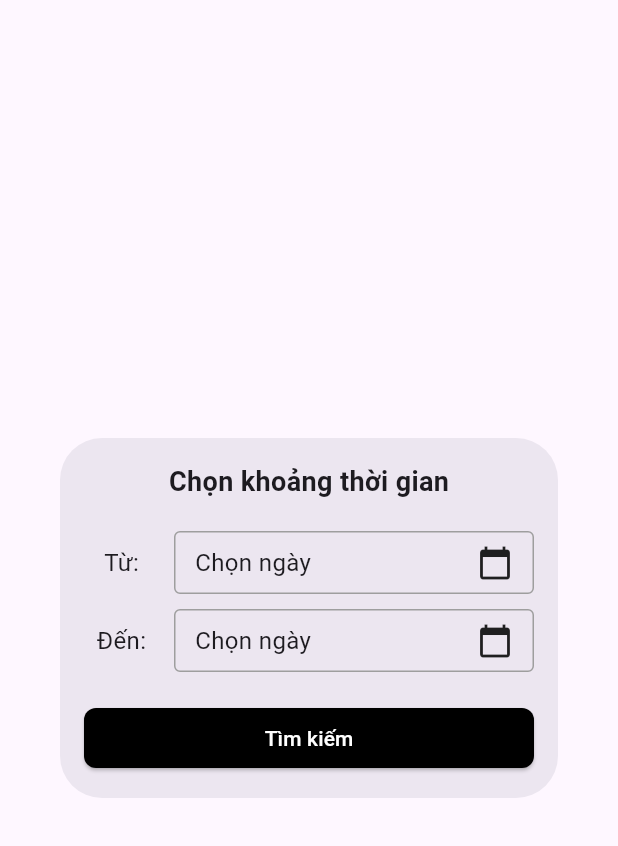
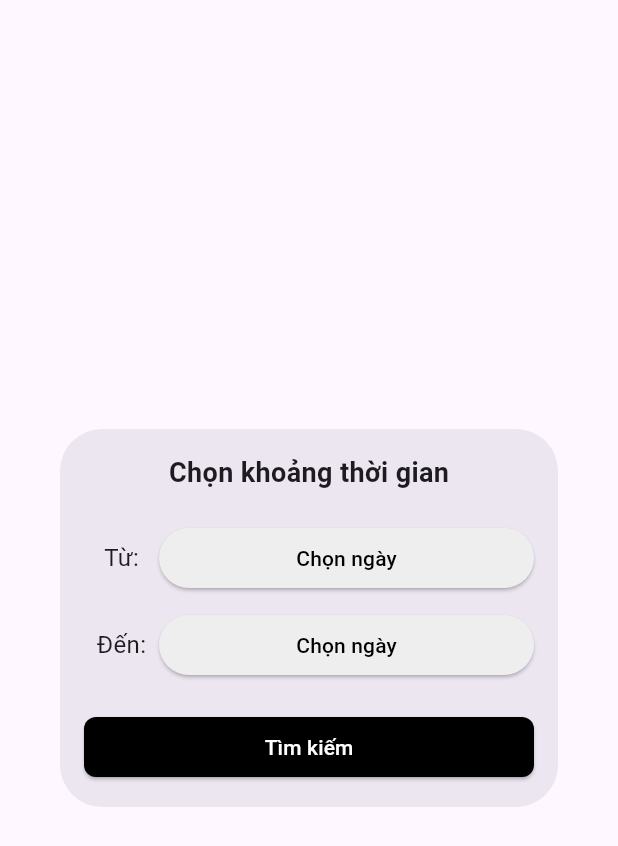
Before and after one commit to NgoPhuocDong/report_app, a Flutter app: the DateRangeSelector widget shown alone on an empty page, opened directly, on a phone screen of 412 x 824 dp. Shown: the top 846 px of the screen. Run offline on Flutter 3.47's test engine with Material 3 defaults, Android fonts, the phone set to English and light mode, and no system bars; our stand-ins replace fl_chart; network calls fail.

Commit message:
update gộp nhánh

```diff
--- a/lib/page/doctor.dart
+++ b/lib/page/doctor.dart
@@ -12,7 +12,7 @@ class DoctorPage extends StatefulWidget {
 }
 
 class _DoctorPageState extends State<DoctorPage> {
-  String currentDataType = '';
+  late String currentDataType;
   List<DoanhThu> reportData = [];
   final ScrollController _scrollController = ScrollController();
   final DoctorService _doctorService = DoctorService();
@@ -31,12 +31,10 @@ class _DoctorPageState extends State<DoctorPage> {
         reportData = data;
       });
     } catch (e) {
-      // Xử lý lỗi tại đây nếu cần
       setState(() {
         reportData = [];
       });
     }
-
     _scrollController.jumpTo(0);
   }
 
@@ -58,7 +56,7 @@ class _DoctorPageState extends State<DoctorPage> {
             Container(
               margin: const EdgeInsets.symmetric(horizontal: 20.0, vertical: 8.0),
               decoration: BoxDecoration(
-                color: Colors.blue.shade100, // Màu nền của Container bao quanh các nút (có thể thay đổi theo ý muốn)
+                color: Colors.blue.shade100,
                 borderRadius: BorderRadius.circular(25.0),
                 boxShadow: [
                   BoxShadow(
@@ -114,7 +112,6 @@ class _DoctorPageState extends State<DoctorPage> {
       ),
     );
   }
-
 
   Widget _buildFilterButtons(BuildContext context) {
     final Color buttonColor = Colors.white.withOpacity(0.6);
@@ -192,8 +189,6 @@ class _DoctorPageState extends State<DoctorPage> {
       ),
     );
   }
-
-
 
   Widget _buildReportCard(BuildContext context, String title, String value) {
     return Container(
@@ -280,38 +275,24 @@ class _DateRangeSelectorState extends State<DateRangeSelector> {
           width: 50,
           child: Text(label, style: TextStyle(fontSize: 16)),
         ),
-        SizedBox(width: 10),
         Expanded(
-          child: InkWell(
-            onTap: () async {
-              final DateTime? picked = await showDatePicker(
+          child: ElevatedButton(
+            onPressed: () async {
+              DateTime? selected = await showDatePicker(
                 context: context,
                 initialDate: selectedDate ?? DateTime.now(),
                 firstDate: DateTime(2000),
-                lastDate: DateTime(2100),
+                lastDate: DateTime(2101),
               );
-              if (picked != null) {
-                onDateSelected(picked);
+              if (selected != null && selected != selectedDate) {
+                onDateSelected(selected);
               }
             },
-            child: Container(
-              padding: EdgeInsets.symmetric(vertical: 8, horizontal: 13),
-              decoration: BoxDecoration(
-                border: Border.all(color: Colors.grey),
-                borderRadius: BorderRadius.circular(4),
-              ),
-              child: Row(
-                mainAxisAlignment: MainAxisAlignment.spaceBetween,
-                children: [
-                  Text(
-                    selectedDate != null
-                        ? '${selectedDate.day}/${selectedDate.month}/${selectedDate.year}'
-                        : 'Chọn ngày',
-                    style: TextStyle(fontSize: 16),
-                  ),
-                  Icon(Icons.calendar_today),
-                ],
-              ),
+            child: Text(selectedDate == null
+                ? 'Chọn ngày'
+                : '${selectedDate.day}/${selectedDate.month}/${selectedDate.year}'),
+            style: ElevatedButton.styleFrom(
+              foregroundColor: Colors.black, backgroundColor: Colors.grey[200],
             ),
           ),
         ),
--- a/lib/page/reports_page.dart
+++ b/lib/page/reports_page.dart
@@ -23,7 +23,7 @@ class ReportsPageState extends State<ReportsPage> {
       case "DOANH THU":
         return const RevenuePage();
       case "BÁC SĨ":
-        return DoctorPage(initialDataType: '',);
+        return DoctorPage(initialDataType: 'BÁC SĨ CHỈ ĐỊNH',);
         //return const DoctorPage();
       default:
         return DashboardPage(getapi: getapi);
```
